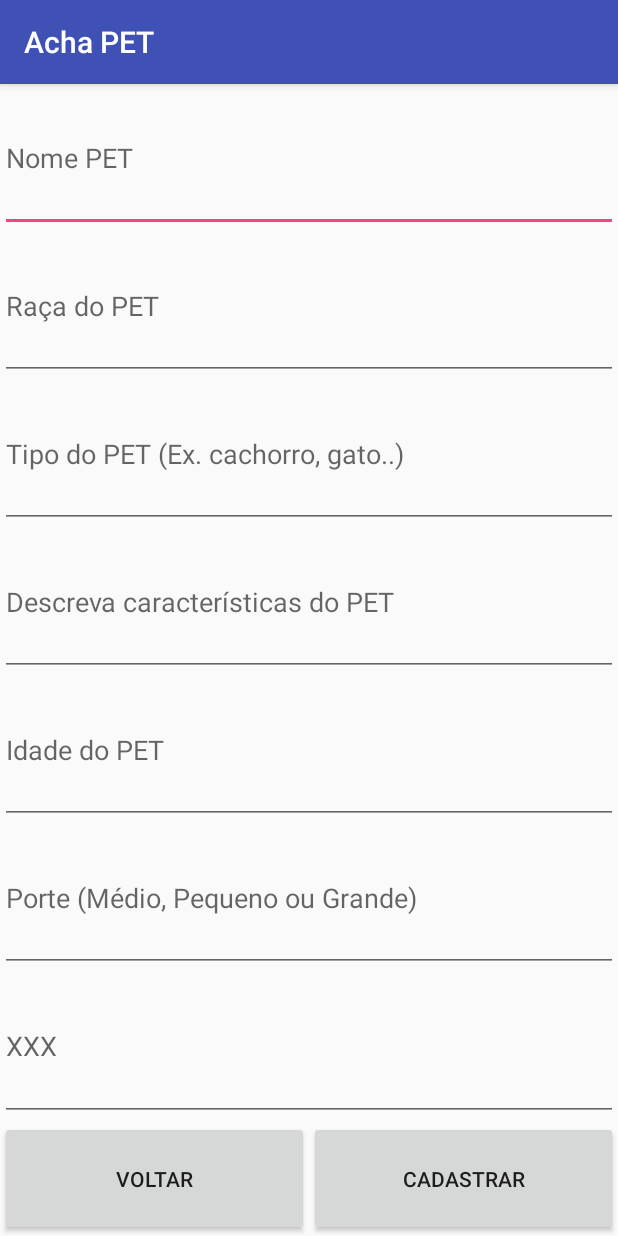
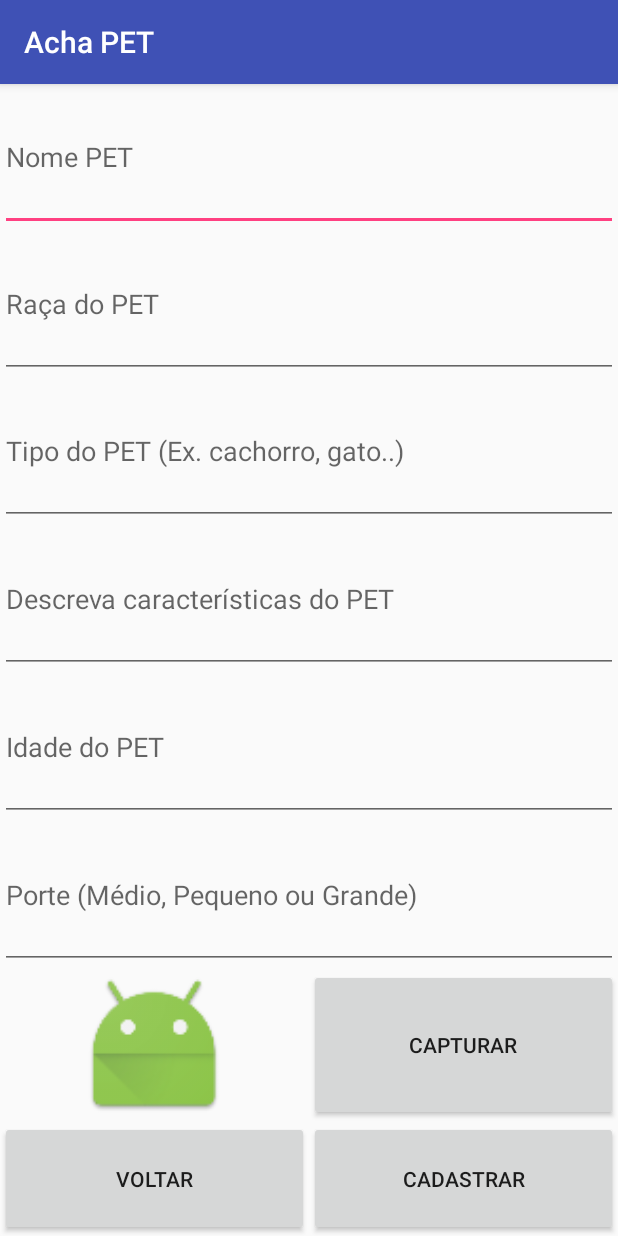
Before and after one commit to rcardosoo/AchaPET, an Android app: the CadastroPetActivity screen opened directly, with no data from a screen before it, on a phone screen of 412 x 824 dp. Run offline under Robolectric (Android 15) with nearby library versions, the phone set to English and light mode, and no system bars.

Commit message:
AndroidManifest pedindo permissões e cadastro_pet com foto.

```diff
--- a/app/src/main/AndroidManifest.xml
+++ b/app/src/main/AndroidManifest.xml
@@ -1,6 +1,10 @@
 <?xml version="1.0" encoding="utf-8"?>
 <manifest xmlns:android="http://schemas.android.com/apk/res/android"
     package="com.br.achapet">
+
+    <uses-permission android:name="android.permission.CALL_PHONE" />
+    <uses-permission android:name="android.permission.CAMERA" />
+    <uses-permission android:name="android.permission.READ_EXTERNAL_STORAGE" />
 
     <application
         android:allowBackup="true"
--- a/app/src/main/java/com/br/achapet/CadastroPetActivity.java
+++ b/app/src/main/java/com/br/achapet/CadastroPetActivity.java
@@ -1,15 +1,20 @@
 package com.br.achapet;
 
 import android.content.Intent;
+import android.graphics.Bitmap;
+import android.provider.MediaStore;
 import android.support.v7.app.AppCompatActivity;
 import android.os.Bundle;
 import android.util.Log;
 import android.view.View;
 import android.widget.Button;
 import android.widget.EditText;
+import android.widget.ImageView;
 
 import com.br.achapet.model.Animal;
 import com.br.achapet.model.Usuario;
+
+import static android.media.MediaRecorder.VideoSource.CAMERA;
 
 public class CadastroPetActivity extends AppCompatActivity {
     private EditText etNome;
@@ -22,6 +27,8 @@ public class CadastroPetActivity extends AppCompatActivity {
     private Usuario logado;
     private Button btSalvar;
     private Button btVoltar;
+    private Button btnCapturar;
+    private ImageView ivFoto;
 
     @Override
     protected void onCreate(Bundle savedInstanceState) {
@@ -45,17 +52,20 @@ public class CadastroPetActivity extends AppCompatActivity {
         this.etDescricao = (EditText) findViewById(R.id.etDescricao);
         this.etIdade = (EditText) findViewById(R.id.etIdade);
         this.etPorte = (EditText) findViewById(R.id.etPorte);
-        this.etFoto = (EditText) findViewById(R.id.etFoto);
+        //this.etFoto = (EditText) findViewById(R.id.etFoto);
         this.btSalvar = (Button) findViewById(R.id.btSalvar);
         this.btVoltar = (Button) findViewById(R.id.btVoltar);
+        this.btnCapturar = (Button) findViewById(R.id.btnCadastrarAnimalCapturar);
+        this.ivFoto = (ImageView) findViewById(R.id.ivCadastrarAnimalFoto);
     }
 
     private void setListeners(){
         this.btSalvar.setOnClickListener(new OnClickBotao());
+        this.btnCapturar.setOnClickListener(new OnClickBotao());
+        this.btVoltar.setOnClickListener(new OnClickBotao());
     }
 
     private class OnClickBotao implements View.OnClickListener {
-
         @Override
         public void onClick(View view) {
             if(view.equals(CadastroPetActivity.this.btSalvar)){
@@ -81,8 +91,22 @@ public class CadastroPetActivity extends AppCompatActivity {
                 Intent it = new Intent();
                 setResult(RESULT_CANCELED, it);
                 finish();
+            }else if(view.equals(CadastroPetActivity.this.btnCapturar)){
+                Intent it = new Intent(MediaStore.ACTION_IMAGE_CAPTURE);
+                if(it.resolveActivity(getPackageManager()) != null){
+                    startActivityForResult(it, CAMERA);
+                }
             }
+        }
+    }
 
+    @Override
+    protected void onActivityResult(int requestCode, int resultCode, Intent data) {
+        super.onActivityResult(requestCode, resultCode, data);
+        if (requestCode == CAMERA && resultCode == RESULT_OK){
+            Bundle extras = data.getExtras();
+            Bitmap imagemBitmap = (Bitmap) extras.get("data");
+            this.ivFoto.setImageBitmap(imagemBitmap);
         }
     }
 }
--- a/app/src/main/res/layout/activity_cadastro_pet.xml
+++ b/app/src/main/res/layout/activity_cadastro_pet.xml
@@ -60,13 +60,36 @@
             android:hint="Porte (Médio, Pequeno ou Grande)"
             android:layout_weight="1"/>
 
+        <LinearLayout
+            android:layout_weight="1"
+            android:layout_width="match_parent"
+            android:layout_height="wrap_content"
+            android:orientation="horizontal">
+
+                <ImageView
+                    android:id="@+id/ivCadastrarAnimalFoto"
+                    android:src="@mipmap/ic_launcher"
+                    android:layout_weight="1"
+                    android:layout_width="match_parent"
+                    android:layout_height="match_parent" />
+
+                <Button
+                    android:text="Capturar"
+                    android:id="@+id/btnCadastrarAnimalCapturar"
+                    android:layout_weight="1"
+                    android:layout_width="match_parent"
+                    android:layout_height="match_parent" />
+
+        </LinearLayout>
+
+        <!--
         <EditText
             android:id="@+id/etFoto"
             android:layout_width="match_parent"
             android:layout_height="wrap_content"
             android:hint="XXX"
             android:layout_weight="1"/>
-
+        -->
     </LinearLayout>
 
     <LinearLayout
```
